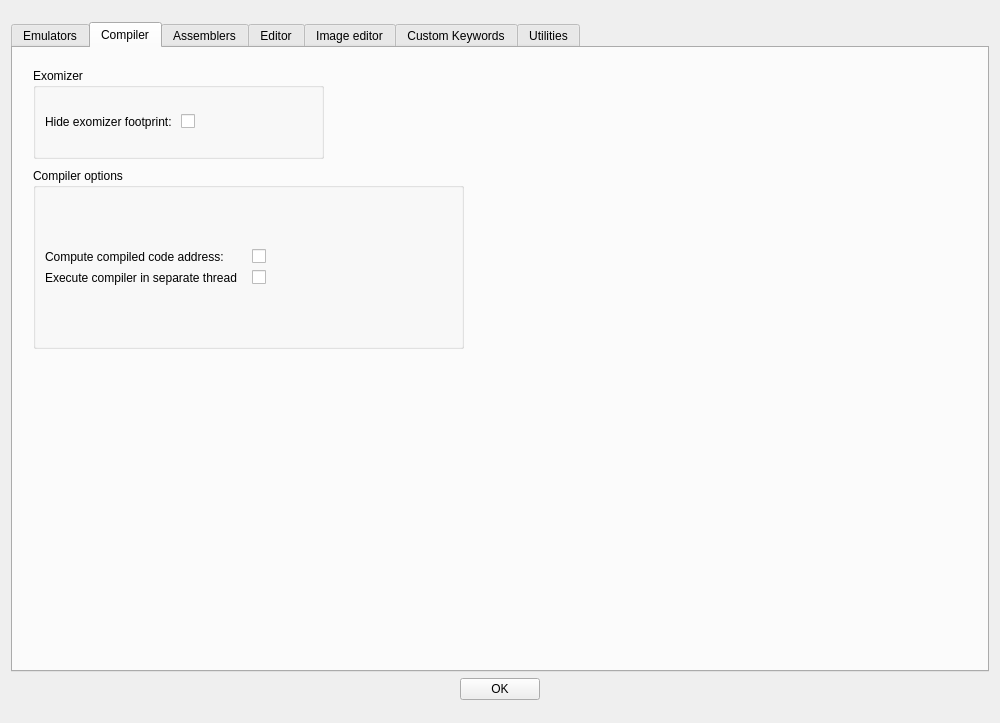
Above: source/dialogtrsesettings.ui from leuat/TRSE before the change. Below: the same form after it.
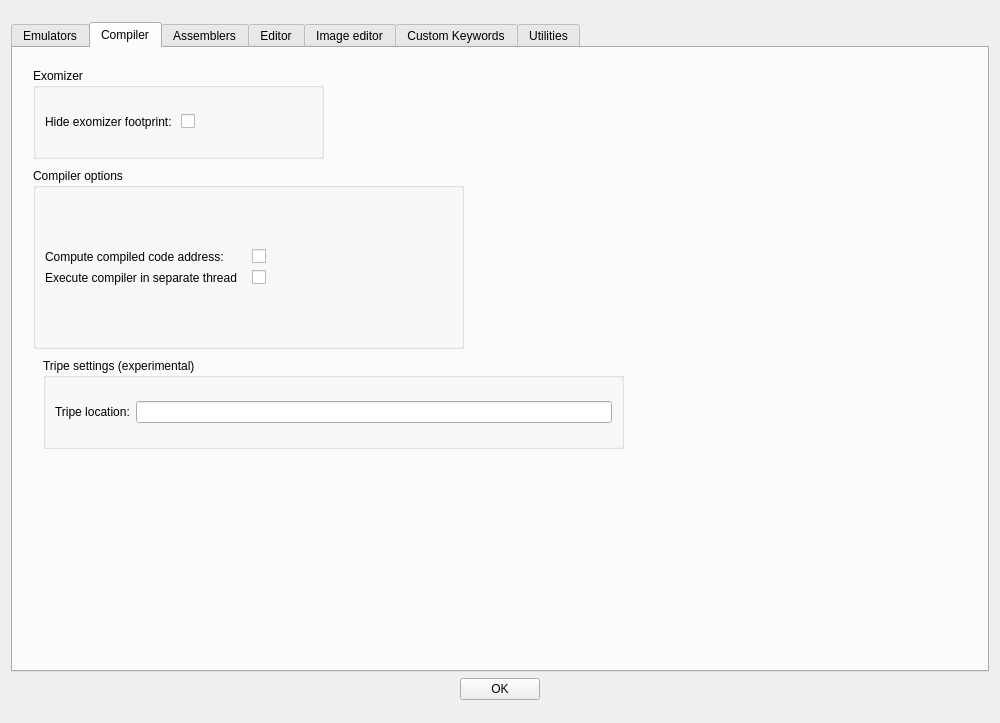
That is the form after the change. The open tabs and pages were chosen to show the change.

What changed in the file:
```diff
--- a/source/dialogtrsesettings.ui
+++ b/source/dialogtrsesettings.ui
@@ -893,6 +893,31 @@
           </item>
          </layout>
         </widget>
+        <widget class="QGroupBox" name="groupBox_9">
+         <property name="geometry">
+          <rect>
+           <x>30</x>
+           <y>310</y>
+           <width>581</width>
+           <height>91</height>
+          </rect>
+         </property>
+         <property name="title">
+          <string>Tripe settings (experimental)</string>
+         </property>
+         <layout class="QGridLayout" name="gridLayout_16">
+          <item row="0" column="0">
+           <widget class="QLabel" name="label_27">
+            <property name="text">
+             <string>Tripe location:</string>
+            </property>
+           </widget>
+          </item>
+          <item row="0" column="1">
+           <widget class="QLineEdit" name="leTripeLoc"/>
+          </item>
+         </layout>
+        </widget>
        </widget>
        <widget class="QWidget" name="tab_4">
         <attribute name="title">
```
